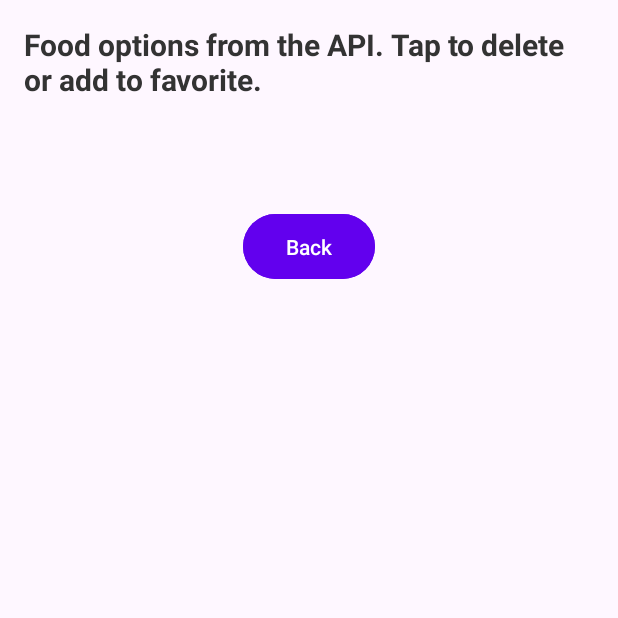
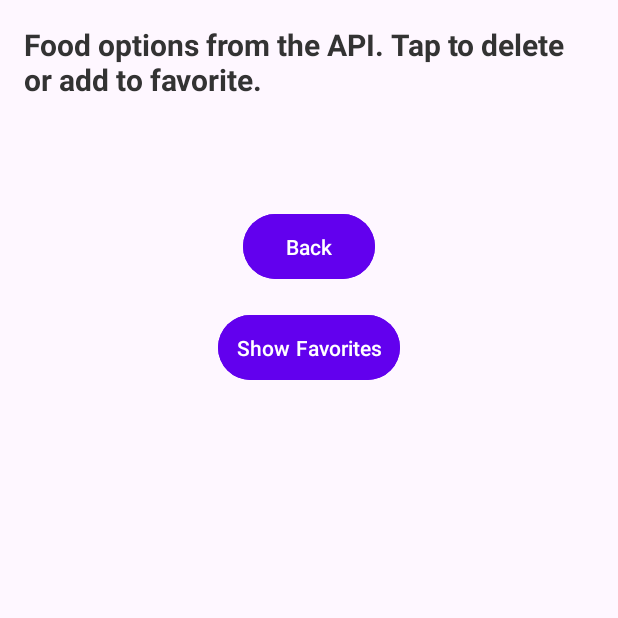
Before and after one commit to AbdelHamdyGhanem/FoodFinderApp, an Android app: the ApiTime screen opened directly, with no data from a screen before it, on a phone screen of 412 x 824 dp, the top half of it. Run offline under Robolectric (Android 15) with nearby library versions, the phone set to English and light mode, and no system bars; 3 statements that could not run were skipped.

Commit message:
fav toats

```diff
--- a/Application/app/src/main/java/com/example/application/ApiTime.kt
+++ b/Application/app/src/main/java/com/example/application/ApiTime.kt
@@ -141,8 +141,8 @@ class ApiTime : AppCompatActivity() {
         }
     }
 
-    fun selectFood(view: View?) {
-        val intent = Intent(this@ApiTime, scrollFood::class.java)
-        startActivity(intent)
+    fun showFavorites(view: View) {
+        Toast.makeText(this, "Showing favorites: ${favoritesList.joinToString()}", Toast.LENGTH_SHORT).show()
     }
+
 }
--- a/Application/app/src/main/res/layout/activity_api_time.xml
+++ b/Application/app/src/main/res/layout/activity_api_time.xml
@@ -35,11 +35,23 @@
         android:id="@+id/button_back"
         android:layout_width="wrap_content"
         android:layout_height="wrap_content"
+        android:layout_gravity="center_horizontal"
+        android:layout_marginTop="24dp"
+        android:backgroundTint="#FF6200EE"
+        android:onClick="selectFood"
+        android:padding="12dp"
         android:text="Back"
-        android:layout_marginTop="24dp"
+        android:textColor="#FFFFFF" />
+
+    <Button
+        android:id="@+id/button_show_favorites"
+        android:layout_width="wrap_content"
+        android:layout_height="wrap_content"
         android:layout_gravity="center_horizontal"
+        android:layout_marginTop="16dp"
         android:backgroundTint="#FF6200EE"
-        android:textColor="#FFFFFF"
+        android:onClick="showFavorites"
         android:padding="12dp"
-        android:onClick="selectFood" />
+        android:text="Show Favorites"
+        android:textColor="#FFFFFF" />
 </LinearLayout>
```
Also changed, not shown: Application/app/src/main/java/com/example/application/scrollFood.kt (deleted, +0 -30 lines), Application/app/src/main/res/layout/activity_favorites.xml (deleted, +0 -30 lines), Application/app/src/main/res/layout/activity_scroll_food.xml (deleted, +0 -28 lines).
